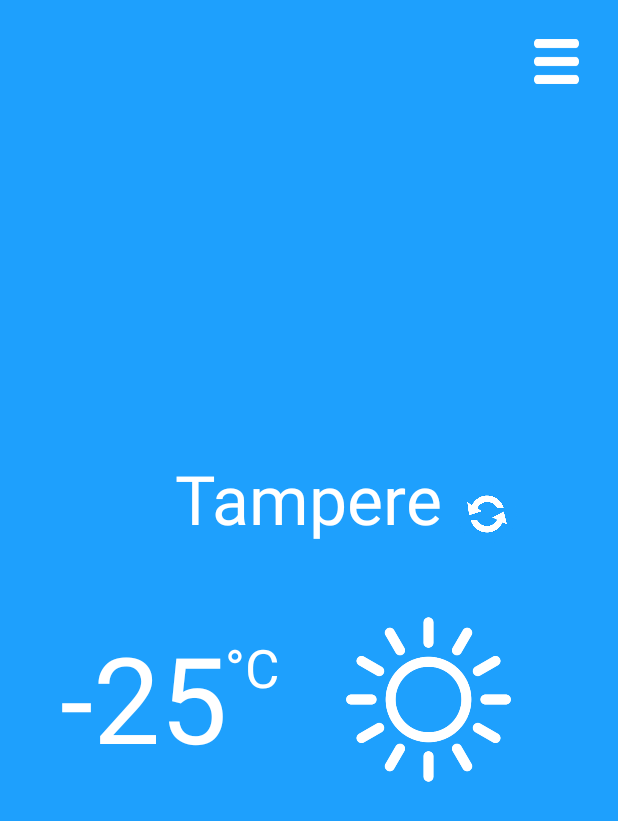
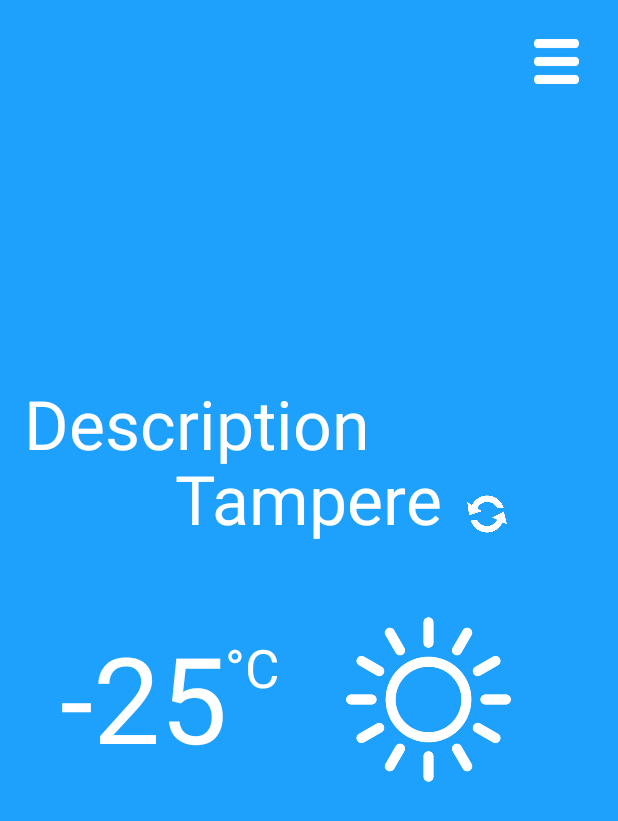
Before and after one commit to timpelo/WeatherApp, an Android app: the screen it shows after launch (MainActivity), on a phone screen of 412 x 824 dp. Shown: the top 821 px of the screen. Run offline under Robolectric (Android 15) with nearby library versions, the light colour scheme and no system bars; 1 statement that could not run was skipped.

Commit message:
Added weather description

```diff
--- a/app/src/main/res/layout/content_main.xml
+++ b/app/src/main/res/layout/content_main.xml
@@ -15,6 +15,16 @@
     android:id="@+id/separator">
 
 
+    <TextView
+        android:layout_width="wrap_content"
+        android:layout_height="wrap_content"
+        android:layout_alignBottom="@+id/cityName"
+        android:textAppearance="?android:attr/textAppearanceLarge"
+        android:text="Description"
+        android:id="@+id/description"
+        android:textColor="#ffffff"
+        android:textSize="45dp"
+        android:layout_marginBottom="50dp" />
 
     <TextView
         android:layout_width="wrap_content"
@@ -86,4 +96,6 @@
         android:layout_marginEnd="10dp"
         android:layout_marginTop="10dp"/>
 
+
+
 </RelativeLayout>
```
Also changed, not shown: app/src/main/java/tamk/tiko/com/weatherapp/MainActivity.java (+21 -0 lines).
